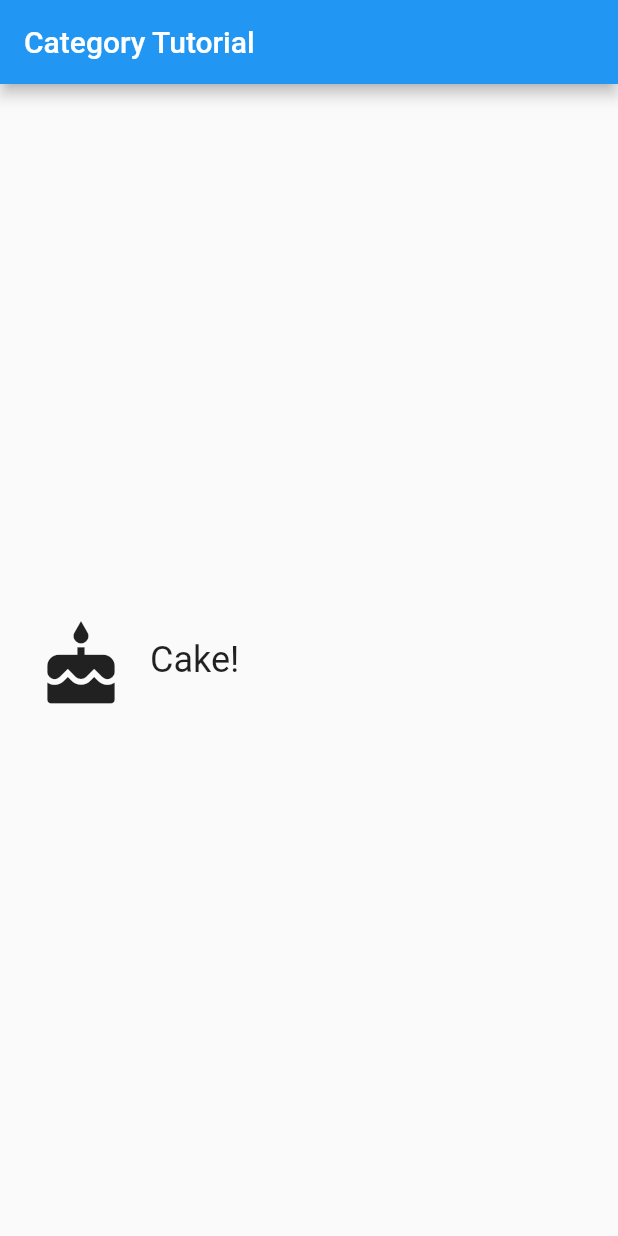
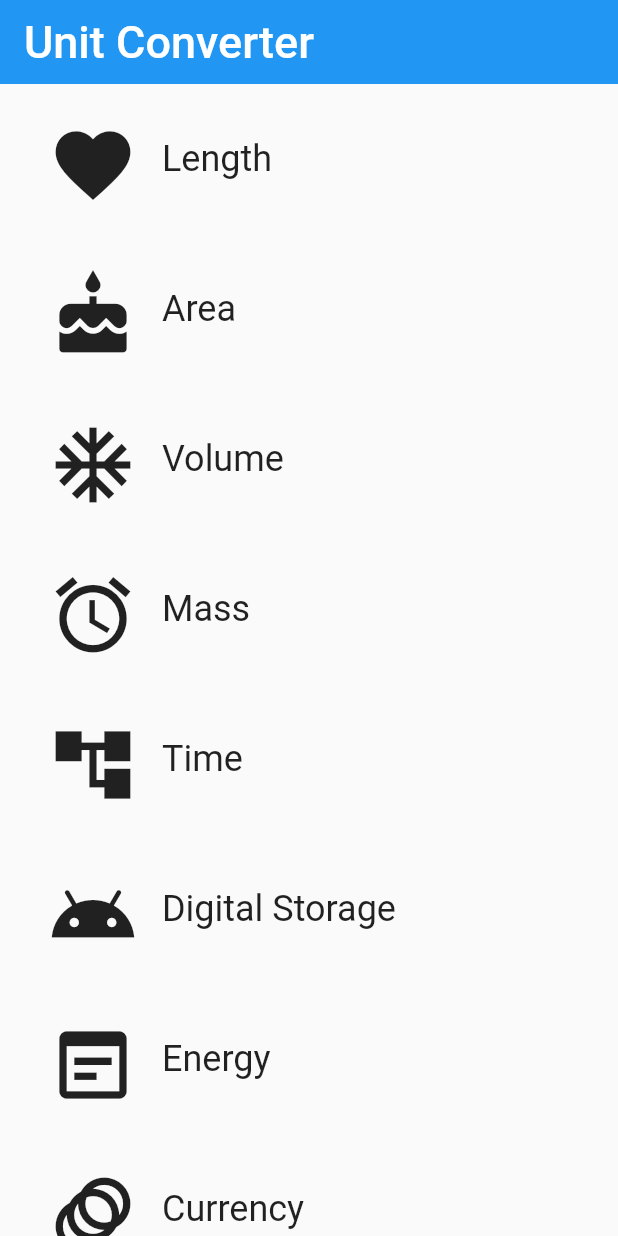
Before and after one commit to MrSmart00/category_tutorial, a Flutter app: the screen it shows after launch, on a phone screen of 412 x 824 dp. Run offline on Flutter 3.47's test engine with Material 2 defaults, Android fonts, the phone set to English and light mode, and no system bars.

Commit message:
Add: lesson 1 session 15

```diff
--- a/lib/main.dart
+++ b/lib/main.dart
@@ -1,15 +1,10 @@
+import 'package:category_tutorial/ui/category_route.dart';
 import 'package:flutter/material.dart';
-import 'ui/category.dart';
 
 void main() {
   runApp(
     MaterialApp(
-      home: Scaffold(
-        appBar: AppBar(
-          title: Text("Category Tutorial"),
-        ),
-        body: Category(),
-      ),
+      home: CategoryRoute(),
     ),
   );
 }
--- /dev/null
+++ b/lib/models/category_content.dart
@@ -0,0 +1,9 @@
+import 'package:flutter/material.dart';
+
+class CategoryContent {
+  final String text;
+  final ColorSwatch color;
+  final IconData iconData;
+
+  const CategoryContent(this.text, this.color, this.iconData);
+}
--- a/lib/ui/category.dart
+++ b/lib/ui/category.dart
@@ -1,6 +1,15 @@
+import 'package:category_tutorial/models/category_content.dart';
 import 'package:flutter/material.dart';
 
 class Category extends StatelessWidget {
+  final CategoryContent content;
+
+  const Category({
+    Key key,
+    @required this.content,
+  })  : assert(content != null),
+        super(key: key);
+
   @override
   Widget build(BuildContext context) {
     var _height = 100.0;
@@ -13,22 +22,24 @@ class Category extends StatelessWidget {
           height: _height,
           child: InkWell(
             borderRadius: BorderRadius.all(Radius.circular(_height / 2)),
-            highlightColor: Colors.deepOrange,
-            splashColor: Colors.cyanAccent,
+            highlightColor: content.color,
+            splashColor: content.color,
             onTap: () {
               print("I was tapped!");
             },
+            child: Padding(
+              padding: const EdgeInsets.all(16.0),
               child: Row(
                 children: [
                   Padding(
-                  padding: const EdgeInsets.all(16.0),
+                    padding: const EdgeInsets.only(right: 16.0),
                     child: Icon(
-                    Icons.cake,
+                      content.iconData,
                       size: 60.0,
                     ),
                   ),
                   Text(
-                  "Cake!",
+                    content.text,
                     style: TextStyle(fontSize: 24),
                   )
                 ],
@@ -36,6 +47,7 @@ class Category extends StatelessWidget {
             ),
           ),
         ),
+      ),
     );
   }
 }
--- /dev/null
+++ b/lib/ui/category_route.dart
@@ -0,0 +1,78 @@
+import 'package:category_tutorial/models/category_content.dart';
+import 'package:flutter/material.dart';
+
+import 'category.dart';
+
+class CategoryRoute extends StatelessWidget {
+  static const _categoryNames = <String>[
+    'Length',
+    'Area',
+    'Volume',
+    'Mass',
+    'Time',
+    'Digital Storage',
+    'Energy',
+    'Currency',
+  ];
+
+  static const _baseColors = <Color>[
+    Colors.teal,
+    Colors.orange,
+    Colors.pinkAccent,
+    Colors.blueAccent,
+    Colors.yellow,
+    Colors.greenAccent,
+    Colors.purpleAccent,
+    Colors.red,
+  ];
+
+  static const _icons = <IconData>[
+    Icons.favorite,
+    Icons.cake,
+    Icons.ac_unit,
+    Icons.access_alarm,
+    Icons.account_tree,
+    Icons.android,
+    Icons.wysiwyg,
+    Icons.animation,
+  ];
+
+  Widget _buildCategoryWidgets(List<CategoryContent> contents) {
+    return ListView.builder(
+      itemBuilder: (BuildContext context, int index) {
+        var content = contents[index];
+        return Category(
+          content: content,
+        );
+      },
+      itemCount: contents.length,
+    );
+  }
+
+  @override
+  Widget build(BuildContext context) {
+    final contents = <CategoryContent>[];
+
+    for (var i = 0; i < _categoryNames.length; i++) {
+      contents.add(
+        CategoryContent(_categoryNames[i], _baseColors[i], _icons[i]),
+      );
+    }
+
+    return Scaffold(
+      appBar: AppBar(
+        elevation: 0.0,
+        title: Text(
+          'Unit Converter',
+          style: TextStyle(
+            fontSize: 30.0,
+          ),
+        ),
+      ),
+      body: Container(
+        padding: EdgeInsets.symmetric(horizontal: 8.0),
+        child: _buildCategoryWidgets(contents),
+      ),
+    );
+  }
+}
```
Lines whose indentation alone changed are shown as unchanged.
